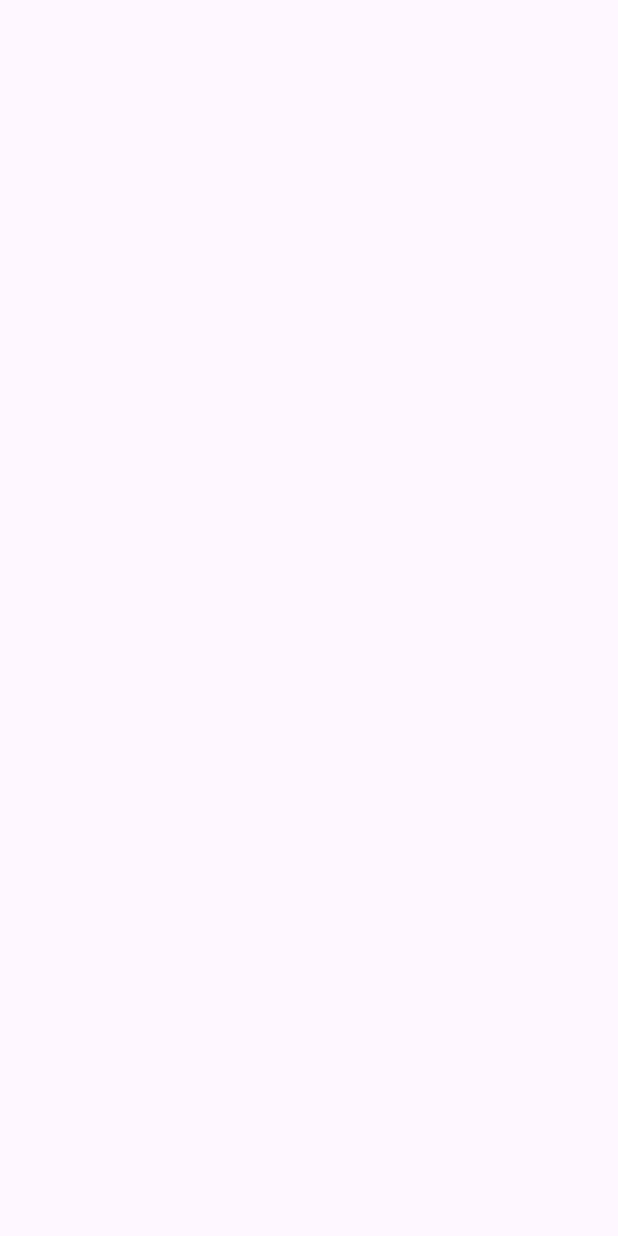
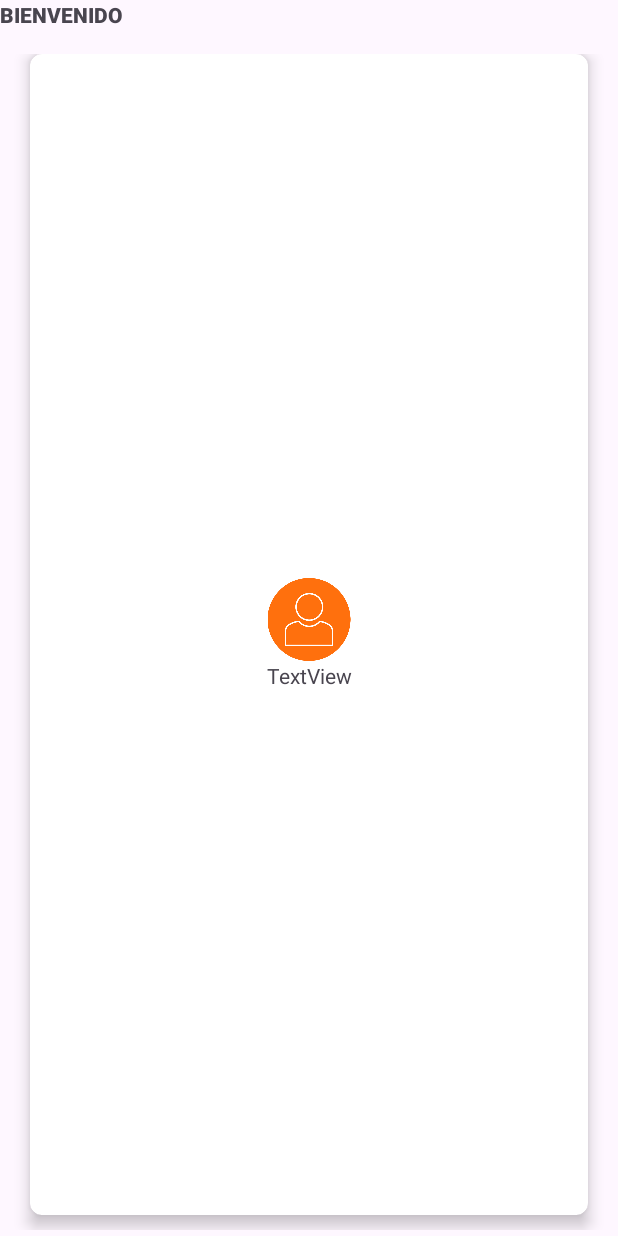
Before and after one commit to shinshini/proymovil, an Android app: the Home screen opened directly, with no data from a screen before it, on a phone screen of 412 x 824 dp. Before the commit the screen is empty. Run offline under Robolectric (Android 15) with nearby library versions, the phone set to English and light mode, and no system bars.

Commit message:
se modifico algunos archivos

```diff
--- a/app/build.gradle.kts
+++ b/app/build.gradle.kts
@@ -42,6 +42,7 @@ dependencies {
     implementation(libs.material)
     implementation(libs.androidx.activity)
     implementation(libs.androidx.constraintlayout)
+    implementation(libs.androidx.gridlayout)
     testImplementation(libs.junit)
     androidTestImplementation(libs.androidx.junit)
     androidTestImplementation(libs.androidx.espresso.core)
--- a/app/src/main/AndroidManifest.xml
+++ b/app/src/main/AndroidManifest.xml
@@ -16,10 +16,10 @@
             android:name=".Home"
             android:exported="false" />
         <activity
-            android:name=".MainActivity"
+            android:name=".Login"
             android:exported="false" />
         <activity
-            android:name=".Login"
+            android:name=".MainActivity"
             android:exported="true">
             <intent-filter>
                 <action android:name="android.intent.action.MAIN" />
--- a/app/src/main/res/layout/activity_home.xml
+++ b/app/src/main/res/layout/activity_home.xml
@@ -1,5 +1,6 @@
 <?xml version="1.0" encoding="utf-8"?>
-<androidx.constraintlayout.widget.ConstraintLayout xmlns:android="http://schemas.android.com/apk/res/android"
+<RelativeLayout
+    xmlns:android="http://schemas.android.com/apk/res/android"
     xmlns:app="http://schemas.android.com/apk/res-auto"
     xmlns:tools="http://schemas.android.com/tools"
     android:id="@+id/main"
@@ -7,4 +8,63 @@
     android:layout_height="match_parent"
     tools:context=".Home">
 
-</androidx.constraintlayout.widget.ConstraintLayout>
+    <TextView
+        android:id="@+id/textView5"
+        android:layout_width="wrap_content"
+        android:layout_height="wrap_content"
+        android:fontFamily="sans-serif-black"
+        android:text="BIENVENIDO"
+        app:layout_constraintEnd_toEndOf="parent"
+        app:layout_constraintHorizontal_bias="0.498"
+        app:layout_constraintStart_toStartOf="parent"
+        tools:layout_editor_absoluteY="16dp"
+        tools:ignore="MissingConstraints" />
+
+    <androidx.gridlayout.widget.GridLayout
+        android:layout_width="match_parent"
+        android:layout_height="match_parent"
+        android:layout_marginTop="32dp"
+        android:padding="4dp"
+        app:columnCount="2"
+        app:layout_constraintEnd_toEndOf="parent"
+        app:layout_constraintStart_toStartOf="parent"
+        app:layout_constraintTop_toBottomOf="@+id/textView5"
+        app:rowCount="2">
+
+        <androidx.cardview.widget.CardView
+            android:layout_width="0dp"
+            android:layout_height="0dp"
+            android:layout_marginLeft="16dp"
+            android:layout_marginRight="16dp"
+            android:layout_marginBottom="10dp"
+            app:cardCornerRadius="8dp"
+            app:cardElevation="6dp"
+            app:layout_columnWeight="1"
+            app:layout_rowWeight="1">
+
+            <LinearLayout
+                android:layout_width="match_parent"
+                android:layout_height="wrap_content"
+                android:layout_gravity="center_horizontal|center_vertical"
+                android:orientation="vertical">
+
+                <ImageView
+                    android:id="@+id/imageView2"
+                    android:layout_width="60dp"
+                    android:layout_height="55dp"
+                    android:layout_gravity="center_horizontal"
+                    app:srcCompat="@drawable/logo" />
+
+                <TextView
+                    android:id="@+id/textView6"
+                    android:layout_width="match_parent"
+                    android:layout_height="match_parent"
+                    android:layout_centerHorizontal="true"
+                    android:text="TextView"
+                    android:textAlignment="center" />
+            </LinearLayout>
+        </androidx.cardview.widget.CardView>
+
+    </androidx.gridlayout.widget.GridLayout>
+
+</RelativeLayout>
--- a/app/src/main/res/values/colors.xml
+++ b/app/src/main/res/values/colors.xml
@@ -2,4 +2,7 @@
 <resources>
     <color name="black">#FF000000</color>
     <color name="white">#FFFFFFFF</color>
+    <color name="color1">#FFEBD4</color>
+    <color name="color2">#F6FB7A</color>
+    <color name="color3">#88D66C</color>
 </resources>
--- a/gradle/libs.versions.toml
+++ b/gradle/libs.versions.toml
@@ -9,6 +9,7 @@ appcompat = "1.7.0"
 material = "1.12.0"
 activity = "1.9.0"
 constraintlayout = "2.1.4"
+gridlayout = "1.0.0"
 
 [libraries]
 androidx-core-ktx = { group = "androidx.core", name = "core-ktx", version.ref = "coreKtx" }
@@ -19,6 +20,7 @@ androidx-appcompat = { group = "androidx.appcompat", name = "appcompat", version
 material = { group = "com.google.android.material", name = "material", version.ref = "material" }
 androidx-activity = { group = "androidx.activity", name = "activity", version.ref = "activity" }
 androidx-constraintlayout = { group = "androidx.constraintlayout", name = "constraintlayout", version.ref = "constraintlayout" }
+androidx-gridlayout = { group = "androidx.gridlayout", name = "gridlayout", version.ref = "gridlayout" }
 
 [plugins]
 android-application = { id = "com.android.application", version.ref = "agp" }
```
Also changed, not shown: app/src/main/java/com/example/myapplicationkotlin/MainActivity.kt (+40 -48 lines), app/src/main/res/layout/activity_login.xml (+55 -4 lines), app/src/main/res/layout/activity_main.xml (+29 -22 lines), app/src/main/res/drawable/logo.png (added).
